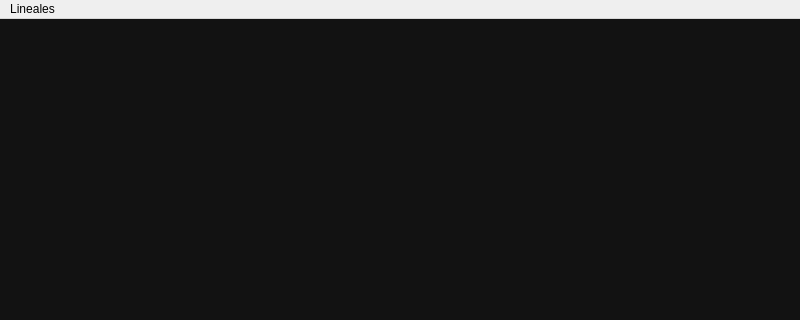
This is ui/main.ui in 66338leo-netizen/Nodo as Qt 5 draws it before an edit; both pictures show x 0 to 800 and y 0 to 320 of the 800 by 600 pixel window. The edited form follows.
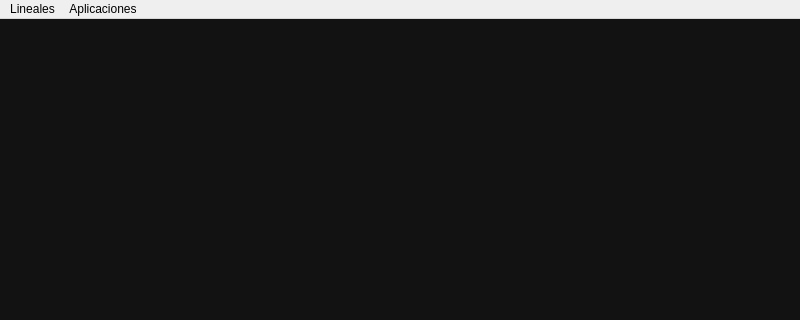
This is the edited form.

Diff of the .ui file:
```diff
--- a/ui/main.ui
+++ b/ui/main.ui
@@ -105,7 +105,14 @@
     <addaction name="actionPilas"/>
     <addaction name="actionSalir"/>
    </widget>
+   <widget class="QMenu" name="menuAplicaciones">
+    <property name="title">
+     <string>Aplicaciones</string>
+    </property>
+    <addaction name="actionConvertidor_Infija_Posfija"/>
+   </widget>
    <addaction name="menuLineales"/>
+   <addaction name="menuAplicaciones"/>
   </widget>
   <widget class="QStatusBar" name="statusbar"/>
   <action name="actionLista_Enlazada">
```
Left out of the diff: 10 changed lines with no effect on the pictures.
